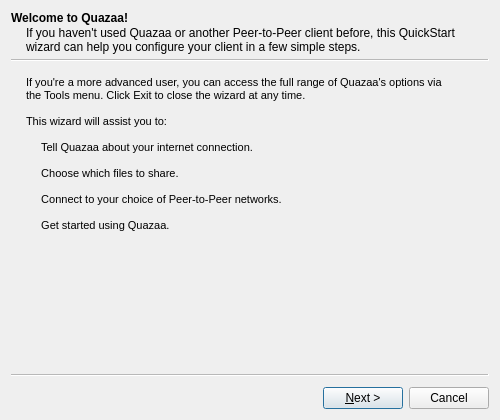
c3c/quazaa, file branches/Rewrite/UI/wizardquickstart.ui: the form before one commit.
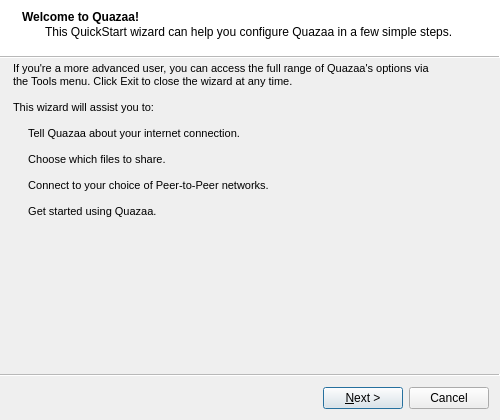
The form after the commit. Icons and pictures are not drawn.

Commit message: Yay new quickstart wizard. :) No more annoying build error in qmake about zorder.

What changed in the file:
```diff
--- a/branches/Rewrite/UI/wizardquickstart.ui
+++ b/branches/Rewrite/UI/wizardquickstart.ui
@@ -29,6 +29,9 @@
    <iconset resource="../Resource.qrc">
     <normaloff>:/Resource/Generic/Wizard.png</normaloff>:/Resource/Generic/Wizard.png</iconset>
   </property>
+  <property name="wizardStyle">
+   <enum>QWizard::ModernStyle</enum>
+  </property>
   <property name="options">
    <set>QWizard::ExtendedWatermarkPixmap|QWizard::NoBackButtonOnStartPage</set>
   </property>
@@ -37,12 +40,18 @@
     <string>Welcome to Quazaa!</string>
    </property>
    <property name="subTitle">
-    <string>If you haven't used Quazaa or another Peer-to-Peer client before, this QuickStart wizard can help you configure your client in a few simple steps.</string>
+    <string>This QuickStart wizard can help you configure Quazaa in a few simple steps.</string>
    </property>
    <attribute name="pageId">
     <string notr="true"/>
    </attribute>
    <layout class="QHBoxLayout" name="horizontalLayout">
+    <property name="spacing">
+     <number>0</number>
+    </property>
+    <property name="margin">
+     <number>0</number>
+    </property>
     <item>
      <widget class="QLabel" name="labelWelcome">
       <property name="text">
```
Left out of the diff: 102 changed lines with no effect on the pictures. The commit also changes 10 other files.
